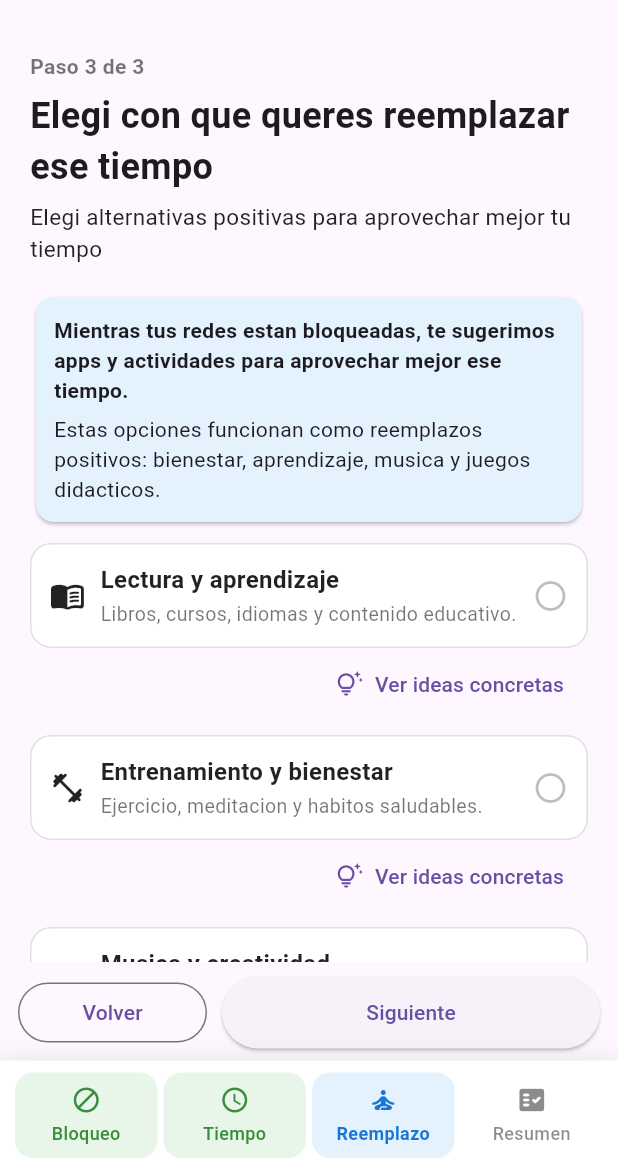
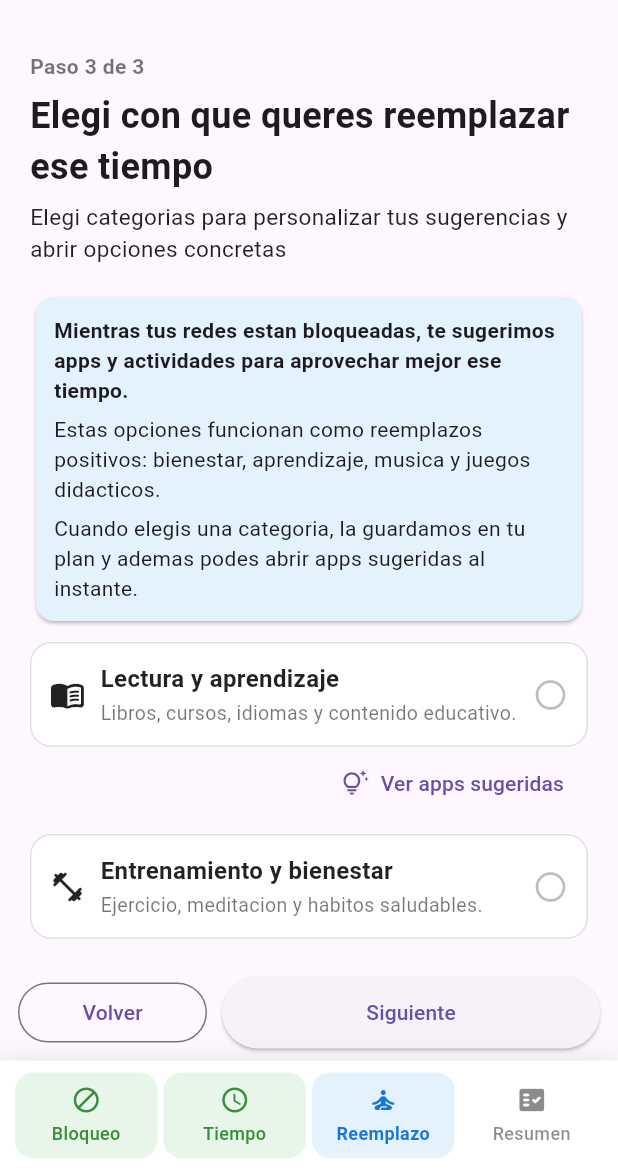
Before and after one commit to estebanbuzzalino-sudo/change_your_life, a Flutter app: the screen it shows after launch, swiped to page 3, on a phone screen of 412 x 824 dp, the part 63-1236 px from its top. Run offline on Flutter 3.47's test engine with Material 3 defaults, Android fonts, the light colour scheme and no system bars; our stand-ins replace app_links, font_awesome_flutter, shared_preferences; missing offline and left inert: installed_apps, usage_stats; network calls fail.

Commit message:
UX ajuste: bloqueo motivador, reemplazos con Play Store y aprobacion web mejorada

```diff
--- a/lib/screens/home_screen.dart
+++ b/lib/screens/home_screen.dart
@@ -6,6 +6,7 @@ import 'package:flutter/foundation.dart';
 import 'package:flutter/material.dart';
 import 'package:installed_apps/installed_apps.dart';
 import 'package:shared_preferences/shared_preferences.dart';
+import 'package:url_launcher/url_launcher.dart';
 
 import '../models/app_block.dart';
 import '../services/unlock_grants_sync_service.dart';
@@ -69,11 +70,15 @@ class _ReplacementSuggestion {
   final String title;
   final String action;
   final IconData icon;
+  final String playStorePackageId;
+  final String playStoreQuery;
 
   const _ReplacementSuggestion({
     required this.title,
     required this.action,
     required this.icon,
+    required this.playStorePackageId,
+    required this.playStoreQuery,
   });
 }
 
@@ -152,21 +157,29 @@ class _HomeScreenState extends State<HomeScreen> with WidgetsBindingObserver {
         title: 'Lectura de 10 minutos',
         action: 'Elegi un articulo o capitulo corto y marca un objetivo simple.',
         icon: Icons.chrome_reader_mode_rounded,
+        playStorePackageId: 'com.google.android.apps.books',
+        playStoreQuery: 'Google Play Books',
       ),
       _ReplacementSuggestion(
         title: 'Podcast educativo',
         action: 'Escucha un episodio breve mientras caminas o te preparas algo.',
         icon: Icons.podcasts_rounded,
+        playStorePackageId: 'com.spotify.music',
+        playStoreQuery: 'Spotify podcast',
       ),
       _ReplacementSuggestion(
         title: 'Curso rapido',
         action: 'Avanza una leccion de algun curso que ya tengas guardado.',
         icon: Icons.school_rounded,
+        playStorePackageId: 'org.khanacademy.android',
+        playStoreQuery: 'Khan Academy',
       ),
       _ReplacementSuggestion(
         title: 'Idioma en micro sesiones',
         action: 'Practica 15 minutos de vocabulario o escucha activa.',
         icon: Icons.translate_rounded,
+        playStorePackageId: 'com.duolingo',
+        playStoreQuery: 'Duolingo',
       ),
     ],
     'wellbeing_training': [
@@ -174,21 +187,29 @@ class _HomeScreenState extends State<HomeScreen> with WidgetsBindingObserver {
         title: 'Respiracion guiada',
         action: 'Haz 3 minutos de respiracion profunda para bajar ansiedad.',
         icon: Icons.air_rounded,
+        playStorePackageId: 'com.calm.android',
+        playStoreQuery: 'Calm meditación',
       ),
       _ReplacementSuggestion(
         title: 'Estiramiento breve',
         action: 'Mueve cuello, hombros y espalda durante 5 a 10 minutos.',
         icon: Icons.accessibility_new_rounded,
+        playStorePackageId: 'com.nike.ntc',
+        playStoreQuery: 'entrenamiento estiramiento',
       ),
       _ReplacementSuggestion(
         title: 'Caminata corta',
         action: 'Sal a caminar 15 minutos para cambiar de foco mental.',
         icon: Icons.directions_walk_rounded,
+        playStorePackageId: 'com.google.android.apps.fitness',
+        playStoreQuery: 'Google Fit caminar',
       ),
       _ReplacementSuggestion(
         title: 'Mini rutina',
         action: 'Completa una rutina de cuerpo completo de 12 minutos.',
         icon: Icons.fitness_center_rounded,
+        playStorePackageId: 'homeworkout.homeworkouts.noequipment',
+        playStoreQuery: 'home workout',
       ),
     ],
     'music_creativity': [
@@ -196,21 +217,29 @@ class _HomeScreenState extends State<HomeScreen> with WidgetsBindingObserver {
         title: 'Playlist enfocada',
         action: 'Escucha musica instrumental para trabajar o relajarte.',
         icon: Icons.queue_music_rounded,
+        playStorePackageId: 'com.spotify.music',
+        playStoreQuery: 'Spotify',
       ),
       _ReplacementSuggestion(
         title: 'Escritura libre',
         action: 'Anota ideas, pendientes o un diario rapido de 10 minutos.',
         icon: Icons.edit_note_rounded,
+        playStorePackageId: 'com.microsoft.office.onenote',
+        playStoreQuery: 'OneNote',
       ),
       _ReplacementSuggestion(
         title: 'Dibujo o boceto',
         action: 'Haz un boceto simple para activar creatividad sin presion.',
         icon: Icons.brush_rounded,
+        playStorePackageId: 'com.adsk.sketchbook',
+        playStoreQuery: 'Sketchbook',
       ),
       _ReplacementSuggestion(
         title: 'Practica musical',
         action: 'Si tocas un instrumento, practica una cancion corta.',
         icon: Icons.piano_rounded,
+        playStorePackageId: 'com.bandlab.bandlab',
+        playStoreQuery: 'BandLab',
       ),
     ],
     'focus_games': [
@@ -218,21 +247,29 @@ class _HomeScreenState extends State<HomeScreen> with WidgetsBindingObserver {
         title: 'Sudoku o logica',
         action: 'Resuelve un desafio de logica para entrenar concentracion.',
         icon: Icons.grid_view_rounded,
+        playStorePackageId: 'easy.sudoku.puzzle.solver.free',
+        playStoreQuery: 'sudoku',
       ),
       _ReplacementSuggestion(
         title: 'Ajedrez tactico',
         action: 'Juega una partida corta o un problema tactico.',
         icon: Icons.extension_rounded,
+        playStorePackageId: 'com.chess',
+        playStoreQuery: 'chess',
       ),
       _ReplacementSuggestion(
         title: 'Memoria activa',
         action: 'Usa ejercicios de memoria durante 10 minutos.',
         icon: Icons.psychology_rounded,
+        playStorePackageId: 'com.peak.app',
+        playStoreQuery: 'Peak brain training',
       ),
       _ReplacementSuggestion(
         title: 'Desafio de foco',
         action: 'Configura 25 minutos de foco total en una tarea concreta.',
         icon: Icons.timer_rounded,
+        playStorePackageId: 'com.pomodrone.app',
+        playStoreQuery: 'Pomodoro timer',
       ),
     ],
   };
@@ -910,6 +947,44 @@ class _HomeScreenState extends State<HomeScreen> with WidgetsBindingObserver {
     await _saveReplacementChoices();
   }
 
+  Future<void> _openReplacementInStore(_ReplacementSuggestion suggestion) async {
+    try {
+      final marketUri = Uri.parse(
+        'market://details?id=${Uri.encodeComponent(suggestion.playStorePackageId)}',
+      );
+      final webUri = Uri.parse(
+        'https://play.google.com/store/apps/details?id=${Uri.encodeComponent(suggestion.playStorePackageId)}',
+      );
+      final searchUri = Uri.parse(
+        'https://play.google.com/store/search?q=${Uri.encodeComponent(suggestion.playStoreQuery)}&c=apps',
+      );
+
+      final launchedMarket = await launchUrl(
+        marketUri,
+        mode: LaunchMode.externalApplication,
+      );
+      if (launchedMarket) return;
+
+      final launchedWeb = await launchUrl(
+        webUri,
+        mode: LaunchMode.externalApplication,
+      );
+      if (launchedWeb) return;
+
+      final launchedSearch = await launchUrl(
+        searchUri,
+        mode: LaunchMode.externalApplication,
+      );
+      if (!launchedSearch && mounted) {
+        _showMessage('No se pudo abrir Play Store en este momento.');
+      }
+    } catch (_) {
+      if (mounted) {
+        _showMessage('No se pudo abrir Play Store en este momento.');
+      }
+    }
+  }
+
   void _showReplacementIdeas(_ReplacementOption option) {
     final ideas = _replacementSuggestionsByOptionId[option.id] ?? const [];
     if (ideas.isEmpty) return;
@@ -944,11 +1019,38 @@ class _HomeScreenState extends State<HomeScreen> with WidgetsBindingObserver {
                     padding: const EdgeInsets.only(bottom: 8),
                     child: Card(
                       margin: EdgeInsets.zero,
-                      child: ListTile(
-                        dense: true,
-                        leading: Icon(idea.icon),
-                        title: Text(idea.title),
-                        subtitle: Text(idea.action),
+                      child: Padding(
+                        padding: const EdgeInsets.fromLTRB(12, 8, 12, 8),
+                        child: Column(
+                          crossAxisAlignment: CrossAxisAlignment.start,
+                          children: [
+                            Row(
+                              children: [
+                                Icon(idea.icon, size: 20),
+                                const SizedBox(width: 8),
+                                Expanded(
+                                  child: Text(
+                                    idea.title,
+                                    style: const TextStyle(
+                                      fontWeight: FontWeight.w700,
+                                    ),
+                                  ),
+                                ),
+                              ],
+                            ),
+                            const SizedBox(height: 6),
+                            Text(idea.action),
+                            const SizedBox(height: 6),
+                            Align(
+                              alignment: Alignment.centerRight,
+                              child: TextButton.icon(
+                                onPressed: () => _openReplacementInStore(idea),
+                                icon: const Icon(Icons.open_in_new_rounded),
+                                label: const Text('Abrir en Play Store'),
+                              ),
+                            ),
+                          ],
+                        ),
                       ),
                     ),
                   ),
@@ -1389,10 +1491,9 @@ class _HomeScreenState extends State<HomeScreen> with WidgetsBindingObserver {
     );
   }
 
-  List<String> get _selectedReplacementTitles {
+  List<_ReplacementOption> get _selectedReplacementOptions {
     return _replacementOptions
         .where((option) => _selectedReplacementIds.contains(option.id))
-        .map((option) => option.title)
         .toList();
   }
 
@@ -1601,7 +1702,7 @@ class _HomeScreenState extends State<HomeScreen> with WidgetsBindingObserver {
       child: WizardStepShell(
         stepLabel: 'Paso 3 de 3',
         title: 'Elegi con que queres reemplazar ese tiempo',
-        subtitle: 'Elegi alternativas positivas para aprovechar mejor tu tiempo',
+        subtitle: 'Elegi categorias para personalizar tus sugerencias y abrir opciones concretas',
         child: Column(
           crossAxisAlignment: CrossAxisAlignment.stretch,
           children: [
@@ -1619,6 +1720,10 @@ class _HomeScreenState extends State<HomeScreen> with WidgetsBindingObserver {
                     SizedBox(height: 6),
                     Text(
                       'Estas opciones funcionan como reemplazos positivos: bienestar, aprendizaje, musica y juegos didacticos.',
+                    ),
+                    SizedBox(height: 6),
+                    Text(
+                      'Cuando elegis una categoria, la guardamos en tu plan y ademas podes abrir apps sugeridas al instante.',
                     ),
                   ],
                 ),
@@ -1644,7 +1749,7 @@ class _HomeScreenState extends State<HomeScreen> with WidgetsBindingObserver {
                       child: TextButton.icon(
                         onPressed: () => _showReplacementIdeas(option),
                         icon: const Icon(Icons.tips_and_updates_outlined),
-                        label: const Text('Ver ideas concretas'),
+                        label: const Text('Ver apps sugeridas'),
                       ),
                     ),
                   ],
@@ -1675,6 +1780,7 @@ class _HomeScreenState extends State<HomeScreen> with WidgetsBindingObserver {
   Widget _buildSummaryStep() {
     final selectedActiveBlocks = _selectedActiveBlocks();
     final isBlockingActive = _hasSelectedAppsActiveBlock;
+    final selectedReplacementOptions = _selectedReplacementOptions;
     String remainingOverview = 'Aun no hay un bloqueo activo para las apps elegidas.';
     if (selectedActiveBlocks.isNotEmpty) {
       DateTime nearestEnd = selectedActiveBlocks.first.endDate;
@@ -1691,7 +1797,7 @@ class _HomeScreenState extends State<HomeScreen> with WidgetsBindingObserver {
       child: WizardStepShell(
         stepLabel: null,
         title: 'Resumen final',
-        subtitle: 'Asi quedo configurado tu plan de bloqueo.',
+        subtitle: 'Asi quedo configurado tu plan y como vamos a acompanarte.',
         child: Column(
           crossAxisAlignment: CrossAxisAlignment.stretch,
           children: [
@@ -1720,7 +1826,7 @@ class _HomeScreenState extends State<HomeScreen> with WidgetsBindingObserver {
                   crossAxisAlignment: CrossAxisAlignment.start,
                   children: [
                     const Text(
-                      'Apps a bloquear',
+                      'Plan configurado',
                       style: TextStyle(fontWeight: FontWeight.w700),
                     ),
                     const SizedBox(height: 8),
@@ -1736,55 +1842,28 @@ class _HomeScreenState extends State<HomeScreen> with WidgetsBindingObserver {
                           return Chip(label: Text(appName));
                         }).toList(),
                       ),
-                  ],
-                ),
-              ),
-            ),
-            const SizedBox(height: 10),
-            Card(
-              child: Padding(
-                padding: const EdgeInsets.all(12),
-                child: Column(
+                    const Divider(height: 22),
+                    Row(
+                      children: [
+                        const Icon(Icons.schedule_rounded, size: 18),
+                        const SizedBox(width: 8),
+                        Text('Duracion elegida: $durationText'),
+                      ],
+                    ),
+                    const SizedBox(height: 8),
+                    Row(
                       crossAxisAlignment: CrossAxisAlignment.start,
                       children: [
-                    const Row(
-                      children: [
-                        Icon(Icons.schedule_rounded),
-                        SizedBox(width: 8),
-                        Text(
-                          'Duracion elegida',
-                          style: TextStyle(fontWeight: FontWeight.w700),
-                        ),
-                      ],
-                    ),
-                    const SizedBox(height: 6),
-                    Text(durationText, style: const TextStyle(fontSize: 16)),
-                  ],
-                ),
-              ),
-            ),
-            const SizedBox(height: 10),
-            Card(
-              child: Padding(
-                padding: const EdgeInsets.all(12),
-                child: Column(
-                  crossAxisAlignment: CrossAxisAlignment.start,
-                  children: [
-                    const Row(
-                      children: [
-                        Icon(Icons.group_rounded),
-                        SizedBox(width: 8),
-                        Text(
-                          'Amigo responsable',
-                          style: TextStyle(fontWeight: FontWeight.w700),
-                        ),
-                      ],
-                    ),
-                    const SizedBox(height: 6),
-                    Text(
+                        const Icon(Icons.group_rounded, size: 18),
+                        const SizedBox(width: 8),
+                        Expanded(
+                          child: Text(
                             _hasFriendConfigured
-                          ? '${friendName ?? ''} - ${friendEmail ?? ''}'
-                          : 'No definido',
+                                ? 'Amigo responsable: ${friendName ?? ''} - ${friendEmail ?? ''}'
+                                : 'Amigo responsable: no definido',
+                          ),
+                        ),
+                      ],
                     ),
                   ],
                 ),
@@ -1799,7 +1878,7 @@ class _HomeScreenState extends State<HomeScreen> with WidgetsBindingObserver {
                     crossAxisAlignment: CrossAxisAlignment.start,
                     children: [
                       const Text(
-                        'Estado por app bloqueada',
+                        'Tiempo por app bloqueada',
                         style: TextStyle(fontWeight: FontWeight.w700),
                       ),
                       const SizedBox(height: 8),
@@ -1835,99 +1914,117 @@ class _HomeScreenState extends State<HomeScreen> with WidgetsBindingObserver {
                   crossAxisAlignment: CrossAxisAlignment.start,
                   children: [
                     const Text(
-                      'Apps utiles seleccionadas',
+                      'Reemplazos elegidos',
                       style: TextStyle(fontWeight: FontWeight.w700),
                     ),
                     const SizedBox(height: 8),
-                    if (_selectedReplacementTitles.isEmpty)
-                      const Text('No seleccionaste alternativas por ahora.')
+                    if (selectedReplacementOptions.isEmpty)
+                      const Text(
+                        'No elegiste categorias todavia. Podes volver al Paso 3 para sumar ideas utiles.',
+                      )
                     else
-                      Wrap(
-                        spacing: 8,
-                        runSpacing: 8,
-                        children: _selectedReplacementTitles
-                            .map((title) => Chip(label: Text(title)))
-                            .toList(),
-                      ),
-                  ],
-                ),
-              ),
-            ),
-            const SizedBox(height: 20),
-            _buildSectionHeader(
-              icon: Icons.insights_rounded,
-              title: 'Seguimiento',
-              subtitle: 'Accesos rapidos para mantener control del estado actual.',
+                      ...selectedReplacementOptions.map(
+                        (option) => Padding(
+                          padding: const EdgeInsets.only(bottom: 8),
+                          child: Card(
+                            margin: EdgeInsets.zero,
+                            child: ListTile(
+                              leading: Icon(option.icon),
+                              title: Text(option.title),
+                              subtitle: const Text(
+                                'Abrir sugerencias concretas para esta categoria.',
+                              ),
+                              trailing: OutlinedButton(
+                                onPressed: () => _showReplacementIdeas(option),
+                                child: const Text('Ver apps'),
+                              ),
+                            ),
+                          ),
+                        ),
+                      ),
+                  ],
+                ),
+              ),
+            ),
+            const SizedBox(height: 10),
+            Card(
+              child: Padding(
+                padding: const EdgeInsets.all(12),
+                child: Column(
+                  crossAxisAlignment: CrossAxisAlignment.start,
+                  children: [
+                    const Text(
+                      'Gestion de desbloqueos',
+                      style: TextStyle(fontWeight: FontWeight.w700),
+                    ),
+                    const SizedBox(height: 6),
+                    const Text(
+                      'Solicitudes pendientes: pedidos de desbloqueo que todavia debe aprobar tu amigo responsable.',
+                      style: TextStyle(color: Colors.black54),
                     ),
                     const SizedBox(height: 10),
                     OutlinedButton.icon(
                       onPressed: _openPendingRequestsScreen,
                       icon: const Icon(Icons.pending_actions_rounded),
-              label: Text('Solicitudes pendientes (${pendingRequests.length})'),
+                      label: Text(
+                        'Solicitudes pendientes (${pendingRequests.length})',
+                      ),
                     ),
                     const SizedBox(height: 8),
                     if (pendingRequests.isEmpty)
-              _buildEmptyStateCard(
-                icon: Icons.mark_email_read_outlined,
-                message: 'No hay solicitudes pendientes en este momento.',
+                      const Text(
+                        'No hay solicitudes pendientes en este momento.',
                       )
                     else
-              ...pendingRequests.take(3).map((request) {
+                      ...pendingRequests.take(2).map((request) {
                         final appName = _displayNameForPackage(request.packageName);
-                return Card(
-                  child: ListTile(
-                    leading: const Icon(Icons.mark_email_unread_outlined),
-                    title: Text(appName),
-                    subtitle: Text(_pendingRequestedAtText(request)),
+                        return Padding(
+                          padding: const EdgeInsets.only(bottom: 6),
+                          child: Row(
+                            children: [
+                              const Icon(Icons.mark_email_unread_outlined, size: 18),
+                              const SizedBox(width: 8),
+                              Expanded(
+                                child: Text(
+                                  '$appName - ${_pendingRequestedAtText(request)}',
+                                ),
+                              ),
+                            ],
                           ),
                         );
                       }),
-            if (pendingRequests.length > 3)
-              Padding(
-                padding: const EdgeInsets.only(left: 4, right: 4, bottom: 8),
-                child: Text(
-                  'Mostrando 3 de ${pendingRequests.length} solicitudes. Abri el detalle para ver todas.',
-                  style: const TextStyle(color: Colors.black54),
-                ),
-              ),
-            const SizedBox(height: 4),
+                    const Divider(height: 20),
+                    const Text(
+                      'Desbloqueos temporales activos',
+                      style: TextStyle(fontWeight: FontWeight.w700),
+                    ),
+                    const SizedBox(height: 8),
                     if (temporaryUnlockedApps.isEmpty)
-              _buildEmptyStateCard(
-                icon: Icons.hourglass_empty_rounded,
-                message: 'No hay desbloqueos temporales activos.',
-              )
+                      const Text('No hay desbloqueos temporales activos.')
                     else
                       ...temporaryUnlockedApps.map((item) {
                         final remaining = _remainingMinutes(item);
-                return Card(
-                  child: ListTile(
-                    leading: const Icon(Icons.lock_open_rounded),
-                    title: Text(_displayNameForPackage(item.packageName)),
-                    subtitle: Text('Tiempo restante: $remaining min'),
-                    trailing: Chip(label: Text('$remaining min')),
+                        return Padding(
+                          padding: const EdgeInsets.only(bottom: 6),
+                          child: Row(
+                            children: [
+                              const Icon(Icons.lock_open_rounded, size: 18),
+                              const SizedBox(width: 8),
+                              Expanded(
+                                child: Text(_displayNameForPackage(item.packageName)),
+                              ),
+                              Text(
+                                '$remaining min',
+                                style: const TextStyle(fontWeight: FontWeight.w600),
+                              ),
+                            ],
                           ),
                         );
                       }),
-            const SizedBox(height: 8),
-            if (activeBlocks.isEmpty)
-              _buildEmptyStateCard(
-                icon: Icons.lock_open_rounded,
-                message: 'Todavia no hay bloqueos activos.',
-              )
-            else
-              ...activeBlocks.map((block) {
-                final appName = block.appName.trim().isNotEmpty
-                    ? block.appName.trim()
-                    : _displayNameForPackage(block.packageName);
-                return Card(
-                  child: ListTile(
-                    onTap: () => _openBlockScreen(block),
-                    leading: const Icon(Icons.lock_rounded),
-                    title: Text(appName),
-                    subtitle: Text('Hasta: ${_formatDate(block.endDate)}'),
-                  ),
-                );
-              }),
+                  ],
+                ),
+              ),
+            ),
             const SizedBox(height: 8),
             OutlinedButton(
               onPressed: _clearAllData,
--- a/pubspec.yaml
+++ b/pubspec.yaml
@@ -35,6 +35,7 @@ dependencies:
   app_links: ^6.4.0
   usage_stats: ^1.3.1
   font_awesome_flutter: ^10.8.0
+  url_launcher: ^6.3.1
   cupertino_icons: ^1.0.8
 
   # The following adds the Cupertino Icons font to your application.
```
Also changed, not shown: 3 other files. Lines whose indentation alone changed are shown as unchanged.
